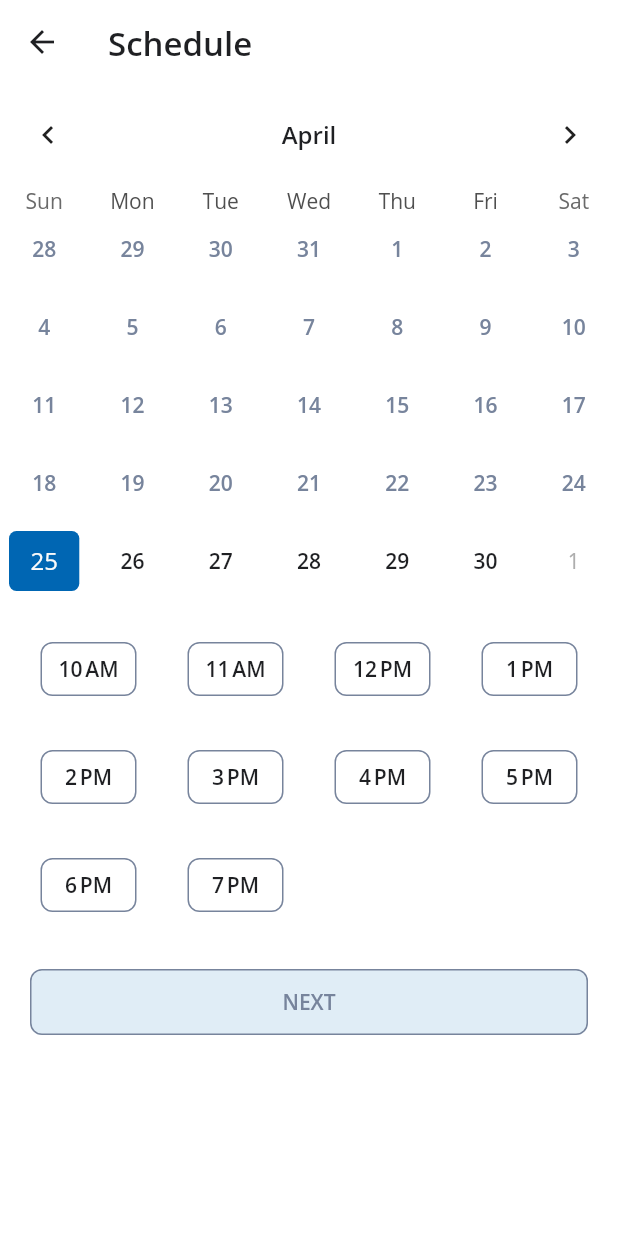
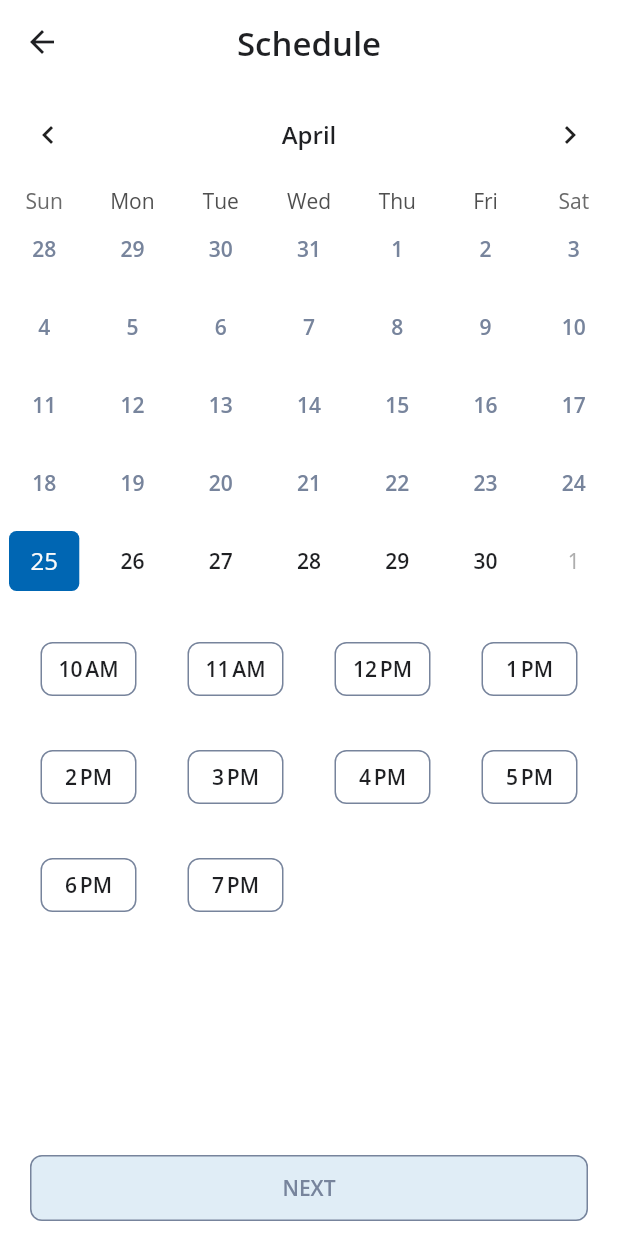
Before and after one commit to achouhan/sal-mobile, a Flutter app: the PractitionerCalendarView screen opened directly, on a phone screen of 412 x 824 dp. Run offline on Flutter 3.47's test engine with Material 2 defaults, Android fonts, the phone set to English and light mode, and no system bars; drawn by our look-alikes of table_calendar; our stand-ins replace google_fonts.

Commit message:
Fix bottom alignment for the button

```diff
--- a/lib/ui/practitioner_calendar_view.dart
+++ b/lib/ui/practitioner_calendar_view.dart
@@ -64,7 +64,7 @@ class _PractitionerCalendarViewState extends State<PractitionerCalendarView> {
   Widget build(BuildContext context) {
     return Scaffold(
       appBar: AppBar(
-            centerTitle: false,
+          centerTitle: true,
           backgroundColor: Colors.white,
           elevation: 0.0,
           bottomOpacity: 0.0,
@@ -75,7 +75,17 @@ class _PractitionerCalendarViewState extends State<PractitionerCalendarView> {
       body: Align(
         alignment: Alignment.topCenter,
         child: _buildCalendarWidget(),
-        ));
+      ),
+      bottomNavigationBar: RoundedButton(
+        title: 'Next',
+        onPressed: () {
+        },
+        color: SalColors.blue,
+        textColor: Colors.white,
+        margin: EdgeInsets.symmetric(horizontal: 20, vertical: 10),
+        enabled: _selectedTime != null,
+      ),
+    );
   }
 
   Widget _buildCalendarWidget() {
@@ -119,14 +129,6 @@ class _PractitionerCalendarViewState extends State<PractitionerCalendarView> {
           },
           selectedTime: this._selectedTime,
         ),
-        RoundedButton(
-          title: 'Next',
-          onPressed: () {},
-          color: SalColors.blue,
-          textColor: Colors.white,
-          margin: EdgeInsets.symmetric(horizontal: 20, vertical: 10),
-          enabled: _selectedTime != null,
-        )
       ]),
     );
   }
```
Lines whose indentation alone changed are shown as unchanged.
